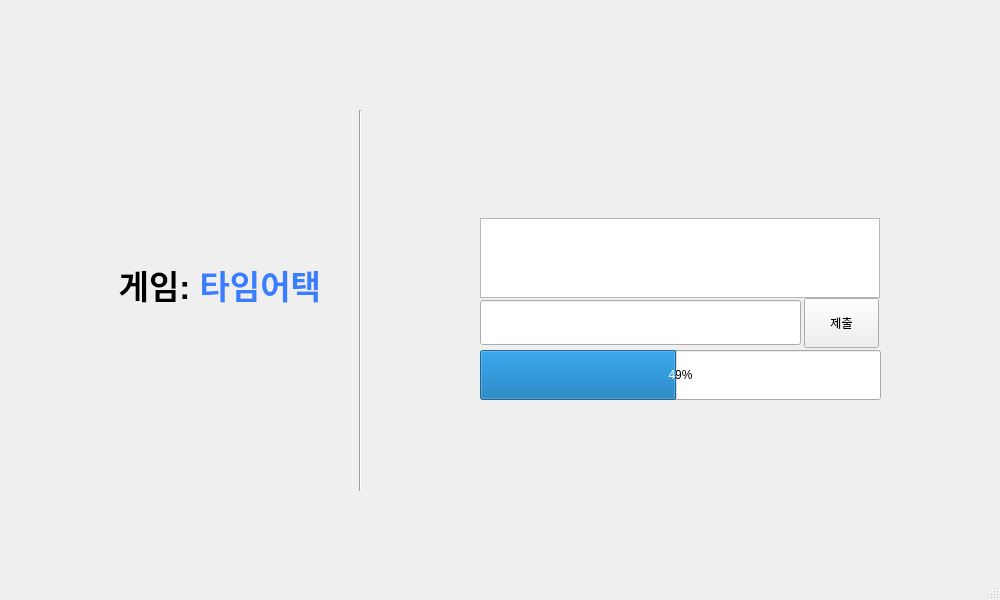
Before: the Qt Designer form src/ui/time_attack.ui in Software-Engineering-Team5/Software-Engineering-Team5, drawn with Qt 5.
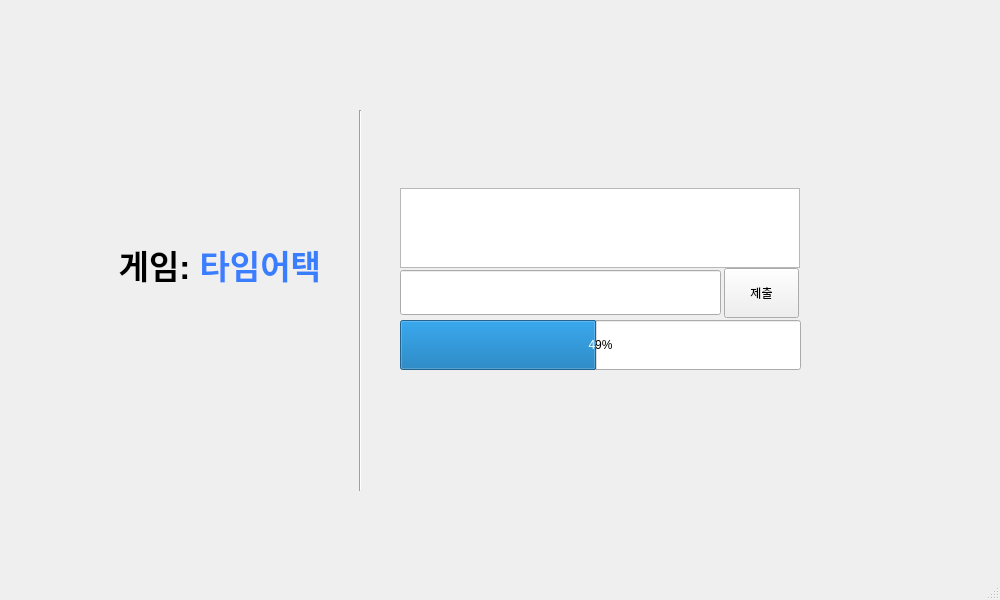
After: the same form once the commit is applied.

```diff
--- a/src/ui/time_attack.ui
+++ b/src/ui/time_attack.ui
@@ -17,8 +17,8 @@
    <widget class="QPushButton" name="pushButton">
     <property name="geometry">
      <rect>
-      <x>804</x>
-      <y>298</y>
+      <x>724</x>
+      <y>268</y>
       <width>75</width>
       <height>50</height>
      </rect>
@@ -42,8 +42,8 @@
    <widget class="QPlainTextEdit" name="plainTextEdit">
     <property name="geometry">
      <rect>
-      <x>480</x>
-      <y>218</y>
+      <x>400</x>
+      <y>188</y>
       <width>400</width>
       <height>80</height>
      </rect>
@@ -52,8 +52,8 @@
    <widget class="QLineEdit" name="lineEdit">
     <property name="geometry">
      <rect>
-      <x>480</x>
-      <y>300</y>
+      <x>400</x>
+      <y>270</y>
       <width>321</width>
       <height>45</height>
      </rect>
@@ -62,8 +62,8 @@
    <widget class="QProgressBar" name="progressBar">
     <property name="geometry">
      <rect>
-      <x>480</x>
-      <y>350</y>
+      <x>400</x>
+      <y>320</y>
       <width>401</width>
       <height>50</height>
      </rect>
@@ -89,7 +89,7 @@
     <property name="geometry">
      <rect>
       <x>80</x>
-      <y>150</y>
+      <y>130</y>
       <width>241</width>
       <height>271</height>
      </rect>
```
